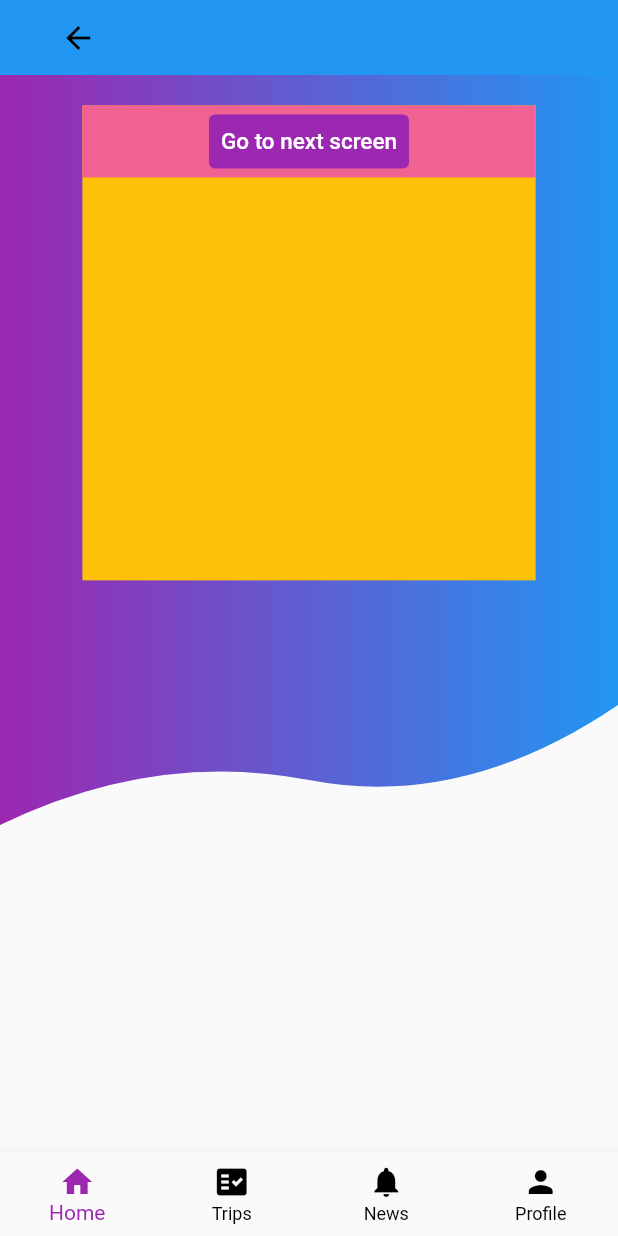
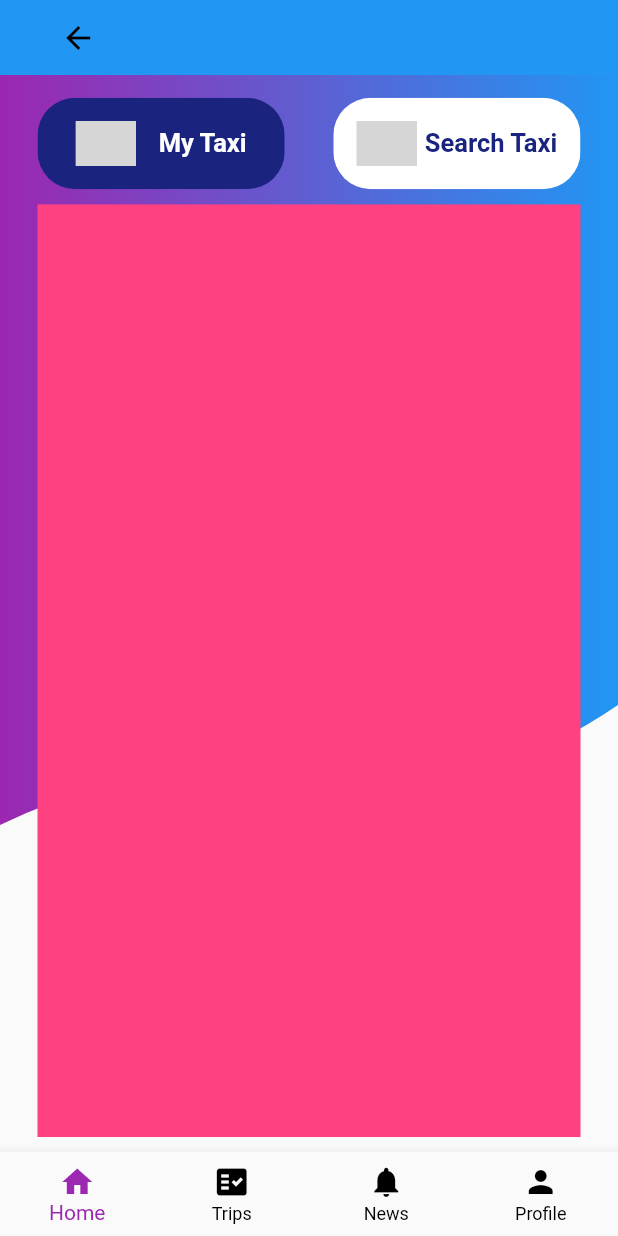
Before and after one commit to dinodniluksha/TaxiMate-Mobile, a Flutter app: the screen it shows after launch, on a phone screen of 412 x 824 dp. Run offline on Flutter 3.47's test engine with Material 2 defaults, Android fonts, the phone set to English and light mode, and no system bars; our stand-ins replace flutter_svg; project files that could hold a hidden picture were left out; grey boxes are pictures that could not be loaded.

Commit message:
added home view

```diff
--- a/lib/components/background/plain_background.dart
+++ b/lib/components/background/plain_background.dart
@@ -11,13 +11,11 @@ class Background extends StatelessWidget {
   @override
   Widget build(BuildContext context) {
     return Container(
-      color: Colors.amber,
-      margin: EdgeInsets.only(top: getProportionateScreenHeight(20)),
-      height: getProportionateScreenHeight(312),
-      width: getProportionateScreenWidth(275),
-      child: SingleChildScrollView(
-        child: child,
-      ),
+      //color: Colors.amber,
+      margin: EdgeInsets.only(top: getProportionateScreenHeight(5)),
+      //height: getProportionateScreenHeight(312),
+      //width: getProportionateScreenWidth(275),
+      child: child,
     );
   }
 }
--- /dev/null
+++ b/lib/components/button/round_button.dart
@@ -0,0 +1,46 @@
+import 'package:flutter/material.dart';
+import 'package:taximate_mobile/constant/constants.dart';
+import 'package:taximate_mobile/constant/size_config.dart';
+
+class RoundButton extends StatelessWidget {
+  final Widget content;
+  final VoidCallback press;
+  final Color color;
+  final double padVertical;
+  final double padHorizontal;
+  final fullWidth;
+  final double width, height, circularRadius;
+  const RoundButton({
+    Key? key,
+    required this.content,
+    required this.press,
+    this.color = gPrimaryColor,
+    this.padVertical = 10,
+    this.padHorizontal = 10,
+    this.fullWidth = false,
+    this.width = 300,
+    this.height = 56,
+    this.circularRadius = 10,
+  }) : super(key: key);
+
+  @override
+  Widget build(BuildContext context) {
+    return Container(
+      margin: EdgeInsets.symmetric(vertical: getProportionateScreenHeight(10)),
+      width: fullWidth ? double.infinity : getProportionateScreenWidth(width),
+      height: getProportionateScreenHeight(height),
+      child: ClipRRect(
+        borderRadius: BorderRadius.circular(circularRadius),
+        child: TextButton(
+          style: TextButton.styleFrom(
+              primary: gPrimaryColor,
+              padding: EdgeInsets.symmetric(
+                  vertical: padVertical, horizontal: padHorizontal),
+              backgroundColor: color),
+          onPressed: press,
+          child: content,
+        ),
+      ),
+    );
+  }
+}
--- a/lib/screens/home/components/body.dart
+++ b/lib/screens/home/components/body.dart
@@ -1,6 +1,6 @@
 import 'package:flutter/material.dart';
 import 'package:taximate_mobile/components/background/plain_background.dart';
-import 'package:taximate_mobile/screens/inner/inner_screen.dart';
+import 'package:taximate_mobile/screens/home/components/home_tab_controller.dart';
 
 class Body extends StatefulWidget {
   const Body({Key? key}) : super(key: key);
@@ -12,31 +12,6 @@ class Body extends StatefulWidget {
 class _BodyState extends State<Body> {
   @override
   Widget build(BuildContext context) {
-    return Background(
-      child: Container(
-        color: Colors.pink[300],
-        child: Center(
-          child: Row(
-            mainAxisAlignment: MainAxisAlignment.center,
-            children: [
-              TextButton(
-                onPressed: () {
-                  Navigator.push(context,
-                      MaterialPageRoute(builder: (context) => InnerScreen()));
-                },
-                child: Text(
-                  'Go to next screen',
-                  style: TextStyle(fontSize: 15),
-                ),
-                style: TextButton.styleFrom(
-                  backgroundColor: Colors.purple,
-                  primary: Colors.white,
-                ),
-              ),
-            ],
-          ),
-        ),
-      ),
-    );
+    return Background(child: HomeTabController());
   }
 }
--- /dev/null
+++ b/lib/screens/home/components/cab_controller_view.dart
@@ -0,0 +1,13 @@
+import 'package:flutter/material.dart';
+
+class CabControllerView extends StatelessWidget {
+  const CabControllerView({Key? key}) : super(key: key);
+
+  @override
+  Widget build(BuildContext context) {
+    return Container(
+      height: 500,
+      color: Colors.pinkAccent,
+    );
+  }
+}
--- /dev/null
+++ b/lib/screens/home/components/cab_search_view.dart
@@ -0,0 +1,22 @@
+import 'package:flutter/material.dart';
+
+class CabSearchView extends StatelessWidget {
+  const CabSearchView({Key? key}) : super(key: key);
+
+  @override
+  Widget build(BuildContext context) {
+    return Container(
+      child: ListView.builder(
+          itemCount: 15,
+          itemBuilder: (BuildContext context, int index) {
+            return ListTile(
+                leading: const Icon(Icons.list),
+                trailing: const Text(
+                  "GFG",
+                  style: TextStyle(color: Colors.green, fontSize: 15),
+                ),
+                title: Text("List item $index"));
+          }),
+    );
+  }
+}
--- /dev/null
+++ b/lib/screens/home/components/home_tab_controller.dart
@@ -0,0 +1,108 @@
+import 'package:flutter/material.dart';
+import 'package:taximate_mobile/screens/home/components/cab_controller_view.dart';
+import 'package:taximate_mobile/screens/home/components/cab_search_view.dart';
+import 'package:taximate_mobile/screens/home/components/tab_button.dart';
+
+class HomeTabController extends StatefulWidget {
+  const HomeTabController({Key? key}) : super(key: key);
+
+  @override
+  State<HomeTabController> createState() => _HomeTabControllerState();
+}
+
+class _HomeTabControllerState extends State<HomeTabController> {
+  int tabIndex = 0;
+  int tabsCount = 2;
+  List<Widget> tabViewItems = [];
+  List<bool> tabStates = [];
+  bool isShopOnline = false;
+
+  @override
+  void initState() {
+    initTabClickedStates();
+    super.initState();
+  }
+
+  void initTabClickedStates() {
+    for (var i = 0; i < tabsCount; i++) {
+      tabStates.add(false);
+    }
+    tabStates[0] = true;
+  }
+
+  void updateTabClickedStates(int index) {
+    for (var i = 0; i < tabsCount; i++) {
+      if (i == index) {
+        tabStates[i] = true;
+      } else {
+        tabStates[i] = false;
+      }
+    }
+  }
+
+  Widget createTabView(int tabIndex) {
+    Widget tabView = SizedBox();
+    switch (tabIndex) {
+      case 0:
+        tabView = CabControllerView();
+        break;
+      case 1:
+        tabView = CabSearchView();
+        break;
+    }
+    return tabView;
+  }
+
+  @override
+  Widget build(BuildContext context) {
+    return WillPopScope(
+      onWillPop: onPressBackInner,
+      child: Container(
+        padding: EdgeInsets.only(right: 25, left: 25, top: 0, bottom: 10),
+        child: Column(
+          children: <Widget>[
+            Row(
+              mainAxisAlignment: MainAxisAlignment.spaceBetween,
+              children: <Widget>[
+                TabButton(
+                  tabName: 'My Taxi',
+                  tabStates: tabStates[0],
+                  tabPress: () {
+                    setTabWithView(0);
+                  },
+                ),
+                TabButton(
+                  tabName: 'Search Taxi',
+                  tabStates: tabStates[1],
+                  tabPress: () {
+                    setTabWithView(1);
+                  },
+                )
+              ],
+            ),
+            Expanded(
+              child: createTabView(tabIndex),
+            )
+          ],
+        ),
+      ),
+    );
+  }
+
+  void setTabWithView(int index) {
+    tabViewItems.clear();
+    updateTabClickedStates(index);
+    setState(() {
+      tabIndex = index;
+    });
+  }
+
+  Future<bool> onPressBackInner() async {
+    if (tabIndex != 0) {
+      setTabWithView(0);
+      return false;
+    } else {
+      return true;
+    }
+  }
+}
--- /dev/null
+++ b/lib/screens/home/components/tab_button.dart
@@ -0,0 +1,52 @@
+import 'package:flutter/material.dart';
+import 'package:taximate_mobile/components/button/round_button.dart';
+import 'package:taximate_mobile/components/icon_box.dart';
+
+class TabButton extends StatelessWidget {
+  final String tabName;
+  final double textSize;
+  final Color textColor;
+  final VoidCallback tabPress;
+  final bool tabStates;
+  const TabButton({
+    Key? key,
+    required this.tabName,
+    this.textSize = 18,
+    this.textColor = Colors.white,
+    required this.tabStates,
+    required this.tabPress,
+  }) : super(key: key);
+
+  @override
+  Widget build(BuildContext context) {
+    return RoundButton(
+      width: 150,
+      height: 60,
+      circularRadius: 25,
+      content: Row(
+        mainAxisAlignment: MainAxisAlignment.spaceEvenly,
+        children: [
+          // IconBox(
+          //   iconPath: "assets/icons/taxi.svg",
+          //   iconWidth: 30,
+          //   iconHeight: 20,
+          // ),
+          IconBox(
+            iconPath: "assets/icons/taxi_purple.svg",
+            iconWidth: 40,
+            iconHeight: 30,
+          ),
+          Text(
+            tabName,
+            style: TextStyle(
+                color: tabStates ? Colors.white : Colors.indigo.shade900,
+                fontSize: 17,
+                fontWeight: FontWeight.bold),
+          )
+        ],
+      ),
+      color: tabStates ? Colors.indigo.shade900 : Colors.white,
+      press: tabPress,
+    );
+  }
+}
--- a/lib/screens/profile/components/body.dart
+++ b/lib/screens/profile/components/body.dart
@@ -13,6 +13,7 @@ class _BodyState extends State<Body> {
   @override
   Widget build(BuildContext context) {
     return Background(
+      child: SingleChildScrollView(
         child: Column(
           mainAxisAlignment: MainAxisAlignment.spaceBetween,
           children: [
@@ -47,6 +48,7 @@ class _BodyState extends State<Body> {
             )
           ],
         ),
+      ),
     );
   }
 }
--- a/pubspec.yaml
+++ b/pubspec.yaml
@@ -28,6 +28,7 @@ dependencies:
   # Use with the CupertinoIcons class for iOS style icons.
   cupertino_icons: ^1.0.2
   flutter_svg: ^0.22.0
+  font_awesome_flutter: ^10.2.1
 
 dev_dependencies:
   flutter_test:
```
Also changed, not shown: assets/icons/taxi.svg (added), assets/icons/taxi_purple.svg (added), assets/icons/trip_list.svg (deleted), pubspec.lock. Lines whose indentation alone changed are shown as unchanged.
